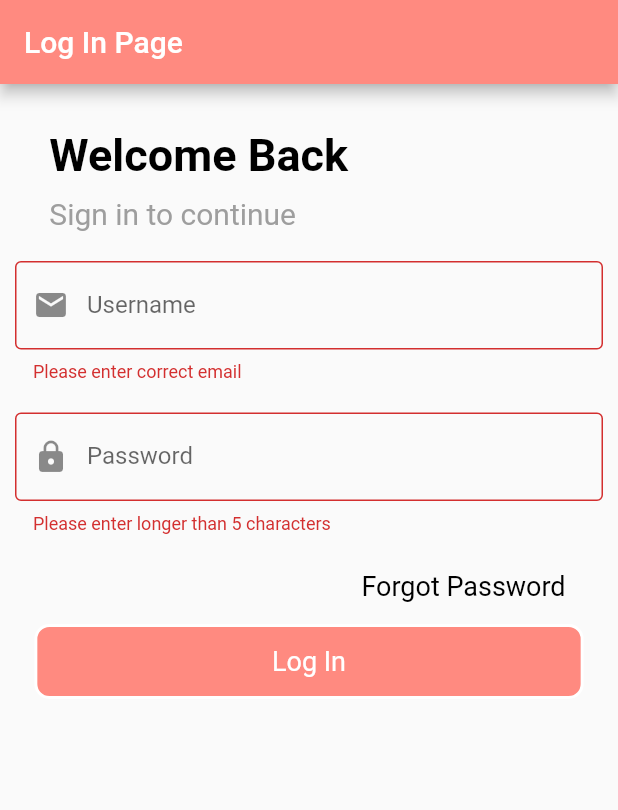
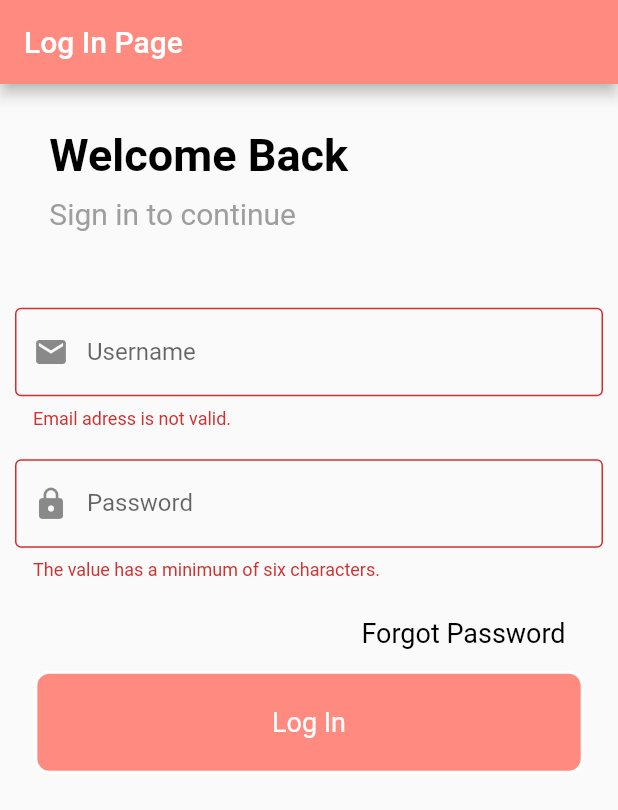
Before and after one commit to Devnot-Mentor-2020/FlutterLoginApp, a Flutter app: the screen it shows after launch, after a tap on "Log In", on a phone screen of 412 x 824 dp. Shown: the top 810 px of the screen. Run offline on Flutter 3.47's test engine with Material 2 defaults, Android fonts, the phone set to English and light mode, and no system bars.

Commit message:
review dogrultusunda guncellendi

```diff
--- a/lib/LoginPage.dart
+++ /dev/null
@@ -1,131 +0,0 @@
-import 'package:flutter/material.dart';
-class LoginPage extends StatefulWidget {
-  @override
-  _LoginPageState createState() => _LoginPageState();
-}
-
-class _LoginPageState extends State<LoginPage> {
-  String _email,_password;
-  final formKey=GlobalKey<FormState>();
-  @override
-  Widget build(BuildContext context) {
-    return Theme(
-        data: ThemeData(
-          primaryColor: Colors.redAccent.shade100
-        ),
-        child: Scaffold(
-          appBar: AppBar(title: Text("Log In Page",style: TextStyle(color: Colors.white),),),
-
-          body: Builder(
-              builder:(context)=>
-              Form(
-              key: formKey,
-              autovalidate: true,
-              child: Column(
-                mainAxisAlignment: MainAxisAlignment.start,
-                children: <Widget>[
-                  Container(
-                    margin: EdgeInsets.only(top: 20),
-                    padding: EdgeInsets.all(10),
-                    width: MediaQuery.of(context).size.width*(8/9),
-                    child: Text("Welcome Back",style: TextStyle(fontSize: 30,color: Colors.black,fontWeight: FontWeight.bold),),
-                  ),
-
-                  Container(
-                    padding: EdgeInsets.symmetric(horizontal: 10),
-                    width: MediaQuery.of(context).size.width*(8/9),
-                    child: Text("Sign in to continue",style: TextStyle(fontSize: 20,color: Colors.grey),),
-                  ),
-
-                  SizedBox(height: 10,),
-
-                  Padding(
-                    padding: EdgeInsets.all(10),
-                    child: TextFormField(
-                      decoration: InputDecoration(
-                        prefixIcon: Icon(Icons.email),
-                        hintText: "Enter your username",
-                        labelText: "Username",
-                        border: OutlineInputBorder(),
-                      ),
-                      validator: _validateEmail,
-                      onSaved: (input) => _email=input,
-                    ),
-                  ),
-
-                  Padding(
-                    padding: EdgeInsets.all(10),
-                    child: TextFormField(
-                      obscureText: true,
-                      decoration: InputDecoration(
-                        prefixIcon: Icon(Icons.lock),
-                        hintText: "Enter your password",
-                        labelText: "Password",
-                        border: OutlineInputBorder(),
-                      ),
-                      validator: _passwordValidate,
-                      onSaved: (input) => _password=input,
-                    ),
-                  ),
-
-                  Align(
-                    alignment:Alignment.centerRight,
-                    child: InkWell(
-                      onTap: () => debugPrint('Forgot clicked'),
-                      child: new Container(
-                        width: MediaQuery.of(context).size.width*(1/2),
-                        height: 50,
-                        child: new Center(child: new Text('Forgot Password', style: new TextStyle(fontSize: 18.0, color: Colors.black),),),
-                      ),
-                    ),
-                  ),
-
-                  InkWell(
-                    onTap: ()=> _saveGivenInformation(context),
-                    child: new Container(
-                      width: MediaQuery.of(context).size.width*(8/9),
-                      height: 50,
-                      decoration: new BoxDecoration(
-                        color: Colors.redAccent.shade100,
-                        border: new Border.all(color: Colors.white, width: 2.0),
-                        borderRadius: new BorderRadius.circular(10.0),
-                      ),
-                      child: new Center(child: new Text('Log In', style: new TextStyle(fontSize: 18.0, color: Colors.white),),),
-                    ),
-                  ),
-                ],
-              ),
-            ),
-          ),
-        ),
-    );
-  }
-
-  String _validateEmail(String input) {
-     if(!input.contains("@")){
-      return "Please enter correct email";
-    }
-    else{
-      return null;
-    }
-  }
-
-  String _passwordValidate(String input) {
-    if(input.length<5){
-      return "Please enter longer than 5 characters";
-    }
-    else{
-      return null;
-    }
-  }
-
-  void _saveGivenInformation(BuildContext context) {
-    if(formKey.currentState.validate()){
-      formKey.currentState.save();
-      debugPrint("asdasd = " + _email +" bosuk" + _password);
-      Scaffold.of(context).showSnackBar(SnackBar(
-        content: Text("Email: " + _email +"\nPassword: " + _password),
-      ));
-    }
-  }
-}
--- /dev/null
+++ b/lib/core/regex_constants.dart
@@ -0,0 +1,14 @@
+class RegexConstants {
+  static RegexConstants _instance;
+  static RegexConstants get instance {
+    if (_instance == null) {
+      _instance = RegexConstants._init();
+    }
+    return _instance;
+  }
+
+  RegexConstants._init();
+  final String emailRegex =
+      r"^[a-zA-Z0-9.a-zA-Z0-9.!#$%&'*+-/=?^_`{|}~]+@[a-zA-Z0-9]+\.[a-zA-Z]+";
+  final String passwordRegex = r"^.{6,}$";
+}
--- /dev/null
+++ b/lib/core/string_extensions.dart
@@ -0,0 +1,15 @@
+import 'regex_constants.dart';
+extension StringValidator on String {
+  // TODO: Constatns...
+  String get isValidEmail {
+    return RegExp(RegexConstants.instance.emailRegex).hasMatch(this)
+        ? null
+        : "Email adress is not valid.";
+  }
+
+  String get isValidPassword {
+    return RegExp(RegexConstants.instance.passwordRegex).hasMatch(this)
+        ? null
+        : "The value has a minimum of six characters.";
+  }
+}
--- /dev/null
+++ b/lib/login_page.dart
@@ -0,0 +1,131 @@
+import 'package:flutter/material.dart';
+import 'core/string_extensions.dart';
+class LoginPage extends StatefulWidget {
+  @override
+  _LoginPageState createState() => _LoginPageState();
+}
+
+class _LoginPageState extends State<LoginPage> {
+  String _email,_password;
+  final GlobalKey<ScaffoldState> _scaffoldkey= new GlobalKey<ScaffoldState>();
+  final formKey=GlobalKey<FormState>();
+  @override
+  Widget build(BuildContext context) {
+    return Scaffold(
+
+          key: _scaffoldkey,
+          appBar: AppBar(title: Text("Log In Page",style: TextStyle(color: Colors.white),),),
+          body: SingleChildScrollView(child: loginForm(context)),
+          );
+  }
+
+  Form loginForm(BuildContext context) {
+    return Form(
+            key: formKey,
+            autovalidate: true,
+            child: Column(
+              mainAxisAlignment: MainAxisAlignment.start,
+              children: <Widget>[
+                welcomeContainer(context),
+                signinContainer(context),
+                          SizedBox(height: MediaQuery.of(context).size.height*0.05,),
+                usernameTextField(),
+                passwordTextField(),
+                forgotPasswordButton(context),
+                loginButton(context),
+              ],
+            ),
+          );
+  }
+
+  InkWell loginButton(BuildContext context) {
+    return InkWell(
+                  onTap: ()=> _saveGivenInformation(context),
+                  child: Container(
+                    width: MediaQuery.of(context).size.width*(8/9),
+                    height: MediaQuery.of(context).size.height*(1/12),
+                    decoration: BoxDecoration(
+                      color: Colors.redAccent.shade100,
+                      border: Border.all(color: Colors.white, width: 2.0),
+                      borderRadius: BorderRadius.circular(10.0),
+                    ),
+                    child: Center(child: Text('Log In', style: TextStyle(fontSize: 18.0, color: Colors.white),),),
+                  ),
+                );
+  }
+
+  Align forgotPasswordButton(BuildContext context) {
+    return Align(
+                  alignment:Alignment.centerRight,
+                  child: InkWell(
+                    onTap: () => debugPrint('Forgot clicked'),
+                    child: Container(
+                      width: MediaQuery.of(context).size.width*(1/2),
+                      height: 50,
+                      child: Center(child: Text('Forgot Password', style:  TextStyle(fontSize: 18.0, color: Colors.black),),),
+                    ),
+                  ),
+                );
+  }
+
+  Padding passwordTextField() {
+    return Padding(
+                  padding: EdgeInsets.all(10),
+                  child: TextFormField(
+                    obscureText: true,
+                    decoration: InputDecoration(
+                      prefixIcon: Icon(Icons.lock),
+                      hintText: "Enter your password",
+                      labelText: "Password",
+                      border: OutlineInputBorder(),
+                    ),
+                    validator: (value) => value.isValidPassword,
+                    onSaved: (input) => _password=input,
+                  ),
+                );
+  }
+
+  Padding usernameTextField() {
+    return Padding(
+                  padding: EdgeInsets.all(10),
+                  child: TextFormField(
+                    decoration: InputDecoration(
+                      prefixIcon: Icon(Icons.email),
+                      hintText: "Enter your username",
+                      labelText: "Username",
+                      border: OutlineInputBorder(),
+                    ),
+                    validator:(value) => value.isValidEmail,
+                    onSaved: (input) => _email=input,
+                  ),
+                );
+  }
+
+  Container signinContainer(BuildContext context) {
+    return Container(
+                  padding: EdgeInsets.symmetric(horizontal: 10),
+                  width: MediaQuery.of(context).size.width*(8/9),
+                  child: Text("Sign in to continue",style: TextStyle(fontSize: 20,color: Colors.grey),),
+                );
+  }
+
+  Container welcomeContainer(BuildContext context) {
+    return Container(
+                  margin: EdgeInsets.only(top: 20),
+                  padding: EdgeInsets.all(10),
+                  width: MediaQuery.of(context).size.width*(8/9),
+                  child: Text("Welcome Back",style: TextStyle(fontSize: 30,color: Colors.black,fontWeight: FontWeight.bold),),
+                );
+  }
+
+  void _saveGivenInformation(BuildContext context) {
+    if(formKey.currentState.validate()){
+      formKey.currentState.save();
+      debugPrint("asdasd = " + _email +" bosuk" + _password);
+      _scaffoldkey.currentState.showSnackBar(SnackBar(
+        backgroundColor: Colors.redAccent.shade100,
+        content: Text("Email: $_email\nPassword: $_password"),
+      ));
+    }
+  }
+}
--- a/lib/main.dart
+++ b/lib/main.dart
@@ -1,5 +1,5 @@
 import 'package:flutter/material.dart';
-import 'package:loginapp/LoginPage.dart';
+import 'package:loginapp/login_page.dart';
 void main() => runApp(MyApp());
 
 class MyApp extends StatelessWidget {
@@ -10,8 +10,7 @@ class MyApp extends StatelessWidget {
       title: 'Login App',
       debugShowCheckedModeBanner: false,
       theme: ThemeData(
-        primarySwatch: Colors.blue,
-        accentColor: Colors.white
+        primaryColor: Colors.redAccent.shade100,
       ),
       home: LoginPage(),
     );
```
